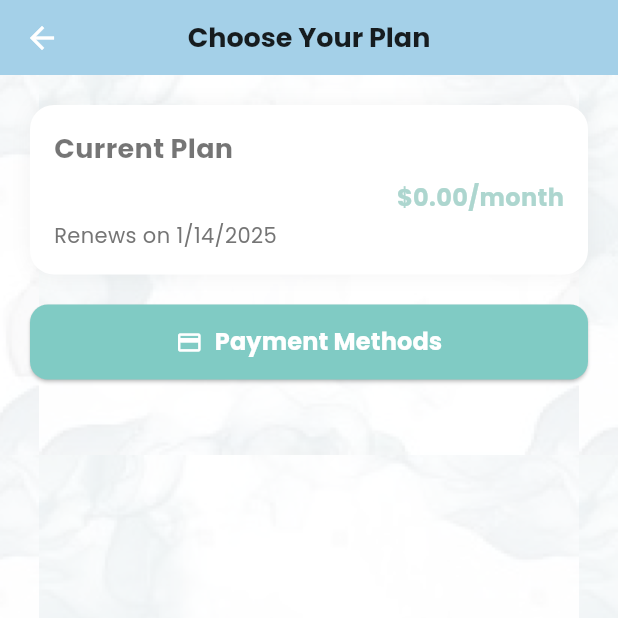
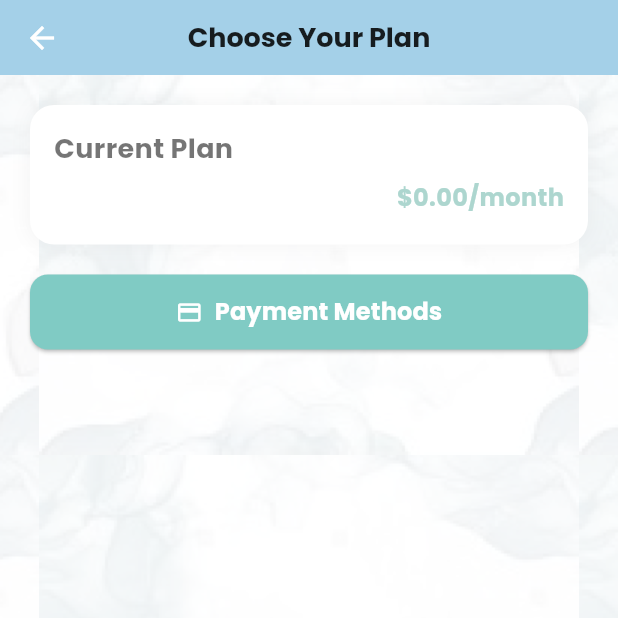
Before and after one commit to ninadgns/Android-Project-Pink-Flag, a Flutter app: the SubscriptionScreen screen opened directly, on a phone screen of 412 x 824 dp, the top half of it. Run offline on Flutter 3.47's test engine with Material 3 defaults, Android fonts, the phone set to English and light mode, and no system bars; our stand-ins replace carousel_slider, chewie, firebase_auth, firebase_core, firebase_storage, flutter_tts and 10 more; accounts and stored records are empty; network calls fail.

Commit message:
subscription

```diff
--- a/lib/widgets/SubscriptionScreen/CurrentSubscriptionWidget.dart
+++ b/lib/widgets/SubscriptionScreen/CurrentSubscriptionWidget.dart
@@ -2,7 +2,7 @@ import 'package:flutter/material.dart';
 import 'package:dim/models/SubscriptionModels.dart';
 
 class CurrentPlanCard extends StatelessWidget {
-  final CurrentSubscription subscription;
+  final CurrentSubscription? subscription;
 
   const CurrentPlanCard({
     super.key,
@@ -37,7 +37,7 @@ class CurrentPlanCard extends StatelessWidget {
                   fontWeight: FontWeight.bold,
                 ),
               ),
-              if (subscription.isPastDue)
+              if (subscription!.isPastDue)
                 Container(
                   padding:
                       const EdgeInsets.symmetric(horizontal: 8, vertical: 4),
@@ -51,7 +51,7 @@ class CurrentPlanCard extends StatelessWidget {
                           color: Colors.red[700], size: 16),
                       const SizedBox(width: 4),
                       Text(
-                        '${subscription.daysOverdue} days overdue',
+                        '${subscription!.daysOverdue} days overdue',
                         style: TextStyle(
                           color: Colors.red[700],
                           fontSize: 12,
@@ -68,14 +68,14 @@ class CurrentPlanCard extends StatelessWidget {
             mainAxisAlignment: MainAxisAlignment.spaceBetween,
             children: [
               Text(
-                subscription.planName,
+                subscription!.planName,
                 style: const TextStyle(
                   fontSize: 16,
                   color: Colors.black87,
                 ),
               ),
               Text(
-                '\$${subscription.price.toStringAsFixed(2)}/month',
+                '\$${subscription!.price.toStringAsFixed(2)}/month',
                 style: TextStyle(
                   fontSize: 16,
                   color: Theme.of(context).primaryColor,
@@ -85,13 +85,14 @@ class CurrentPlanCard extends StatelessWidget {
             ],
           ),
           const SizedBox(height: 4),
-          Text(
-            'Renews on ${_formatDate(subscription.renewalDate)}',
-            style: TextStyle(
-              fontSize: 14,
-              color: subscription.isPastDue ? Colors.red : Colors.grey[600],
+          if(subscription!.price!=0.0)
+            Text(
+              'Renews on ${_formatDate(subscription!.renewalDate)}',
+              style: TextStyle(
+                fontSize: 14,
+                color: subscription!.isPastDue ? Colors.red : Colors.grey[600],
+              ),
             ),
-          ),
         ],
       ),
     );
```
Also changed, not shown: lib/screens/Profile/PaymentMethodsScreen.dart (+111 -7 lines), lib/screens/Profile/SubscriptionScreen.dart (+7 -6 lines).
